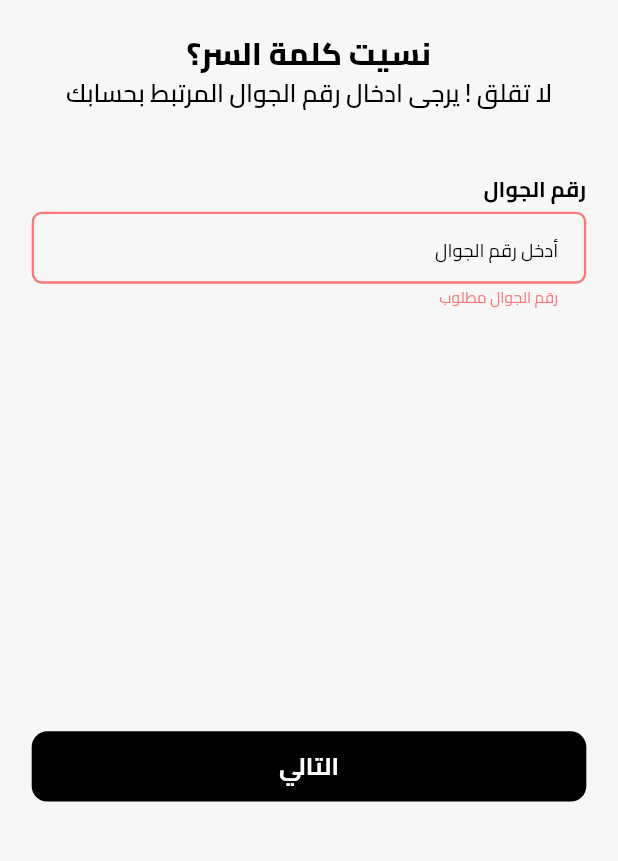
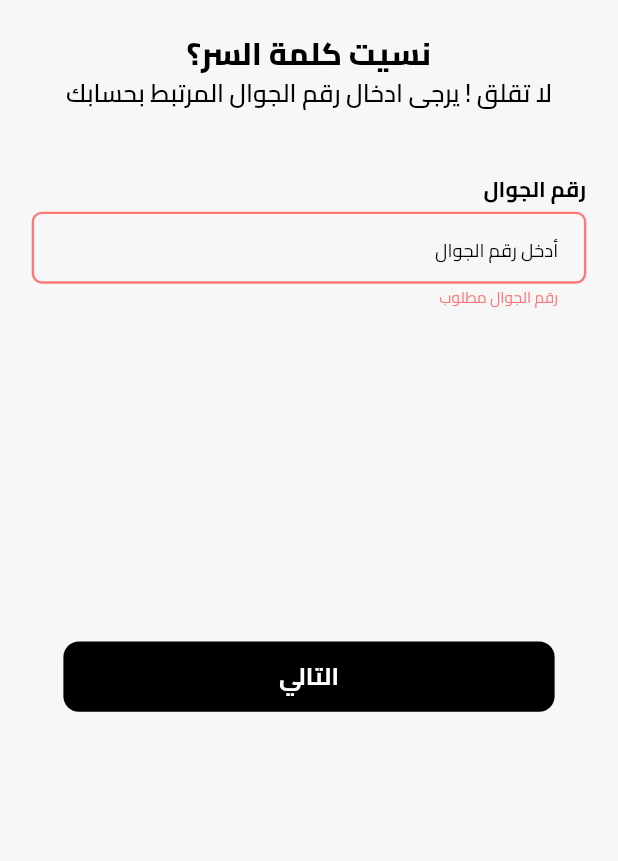
Before and after one commit to ahmed-okal/active_deer, a Flutter app: the ForgotPasswordView screen opened by its route, after a tap on "التالي", on a phone screen of 412 x 824 dp, the part 220-1081 px from its top. Run offline on Flutter 3.47's test engine with Material 3 defaults, Android fonts, the phone set to English and light mode, and no system bars; our stand-ins replace carousel_slider, connectivity_plus, curved_labeled_navigation_bar, dartz, dio, flutter_credit_card and 15 more; missing offline and left inert: moyasar, wheel_picker; accounts and stored records are empty.

Commit message:
feat: implement forgot password feature with its UI, controller, entity, and dependency injection bindings.

```diff
--- a/lib/feature/auth/domain/entities/forget_password_entity.dart
+++ b/lib/feature/auth/domain/entities/forget_password_entity.dart
@@ -1,10 +1,10 @@
 import '../../../../core/services/use_case.dart';
 
 class ForgetPasswordEntity extends Param {
-  final String phoneNumber;
+  final String mobile;
 
-  ForgetPasswordEntity({required this.phoneNumber, required super.loading});
+  ForgetPasswordEntity({required this.mobile, required super.loading});
   Map<String, dynamic> toJson() {
-    return {'phoneNumber': phoneNumber};
+    return {'mobile': mobile};
   }
 }
--- a/lib/feature/auth/presentation/getx/bindings/login_binding.dart
+++ b/lib/feature/auth/presentation/getx/bindings/login_binding.dart
@@ -21,7 +21,9 @@ class LoginBinding extends Bindings {
       () => SignUpController(InjectionController().getIt()),
     );
     Get.lazyPut<DatePickerController>(() => DatePickerController());
-    Get.lazyPut<ForgotPasswordController>(() => ForgotPasswordController());
+    Get.lazyPut<ForgotPasswordController>(
+      () => ForgotPasswordController(InjectionController().getIt()),
+    );
     Get.lazyPut<EnterPinController>(() => EnterPinController());
     Get.lazyPut<CreateNewPasswordController>(
       () => CreateNewPasswordController(),
--- a/lib/feature/auth/presentation/getx/controllers/forgot_password_controller.dart
+++ b/lib/feature/auth/presentation/getx/controllers/forgot_password_controller.dart
@@ -1,10 +1,40 @@
+import 'package:active_deer/feature/auth/data/models/forget_password_model.dart';
 import 'package:flutter/material.dart';
 import 'package:get/get.dart';
+
+import '../../../domain/entities/forget_password_entity.dart';
+import '../../../domain/use_case/forget_password_use_case.dart';
 
 class ForgotPasswordController extends GetxController {
   final TextEditingController phoneController = TextEditingController();
   final GlobalKey<FormState> formKey = GlobalKey<FormState>();
 
+  final RxBool isLoading = false.obs;
+  ForgetPasswordModel? forgetPasswordModel = ForgetPasswordModel();
+  final ForgetPasswordUseCase forgetPasswordUseCase;
+
+  ForgotPasswordController(this.forgetPasswordUseCase);
+
+  Future<void> forgotPassword() async {
+    if (!validateForm()) return;
+    isLoading.value = true;
+    final result = await forgetPasswordUseCase.call(
+      forgetPasswordEntity: ForgetPasswordEntity(
+        mobile: phoneController.text,
+        loading: isLoading,
+      ),
+    );
+    result.fold(
+      (failure) {
+        isLoading.value = false;
+      },
+      (data) {
+        isLoading.value = false;
+        forgetPasswordModel = data;
+      },
+    );
+  }
+
   bool validateForm() {
     return formKey.currentState?.validate() ?? false;
   }
--- a/lib/feature/auth/presentation/views/forgot_password_view.dart
+++ b/lib/feature/auth/presentation/views/forgot_password_view.dart
@@ -1,11 +1,10 @@
 import 'package:active_deer/core/utils/app_padding.dart';
 import 'package:active_deer/core/widgets/custom_primary_button.dart';
+import 'package:active_deer/core/widgets/loading_widget.dart';
 import 'package:active_deer/feature/auth/presentation/views/widgets/auth_field.dart';
 import 'package:flutter/material.dart';
 import 'package:flutter/services.dart';
 import 'package:get/get.dart';
-
-import '../../../../core/routes/app_pages.dart';
 import '../../../../core/theme/app_text_theme.dart';
 import '../../../../core/utils/app_validation.dart';
 import '../../../../core/utils/size_config.dart';
@@ -18,37 +17,10 @@ class ForgotPasswordView extends GetView<ForgotPasswordController> {
   @override
   Widget build(BuildContext context) {
     return Scaffold(
-      floatingActionButtonLocation: FloatingActionButtonLocation.centerFloat,
-      floatingActionButton: Builder(
-        builder: (context) {
-          final isKeyboardOpen = MediaQuery.of(context).viewInsets.bottom > 0;
-
-          return isKeyboardOpen
-              ? const SizedBox.shrink()
-              : Padding(
-                  padding: EdgeInsetsDirectional.only(
-                    bottom: AppSize.getHeight(130),
-                    start: AppSize.getWidth(20),
-                    end: AppSize.getWidth(20),
-                  ),
-                  child: CustomPrimaryButton(
-                    title: 'next'.tr,
-                    onTap: () {
-                      if (controller.validateForm()) {
-                        Get.toNamed(
-                          Routes.enterPin,
-                          arguments: {
-                            'phone': controller.phoneController.text,
-                            'flow': 'forgotPassword',
-                          },
-                        );
-                      }
-                    },
-                  ),
-                );
-        },
-      ),
-      body: SafeArea(
+      body: Obx(
+        () => controller.isLoading.value
+            ? const LoadingWidget()
+            : SafeArea(
                 top: false,
                 child: CustomScrollView(
                   slivers: <Widget>[
@@ -79,12 +51,27 @@ class ForgotPasswordView extends GetView<ForgotPasswordController> {
                                 hintText: 'enterPhoneNumber'.tr,
                                 controller: controller.phoneController,
                                 isObscure: false,
-                        validator: (value) => AppValidation.phoneNumber(value),
+                                validator: (value) =>
+                                    AppValidation.phoneNumber(value),
                                 textInputAction: TextInputAction.done,
                                 keyboardType: TextInputType.phone,
                                 inputFormatters: [
                                   FilteringTextInputFormatter.digitsOnly,
                                 ],
+                              ),
+                            ),
+                            SizedBox(height: AppSize.getHeight(230)),
+                            Padding(
+                              padding: EdgeInsetsDirectional.only(
+                                bottom: AppSize.getHeight(130),
+                                start: AppSize.getWidth(20),
+                                end: AppSize.getWidth(20),
+                              ),
+                              child: CustomPrimaryButton(
+                                title: 'next'.tr,
+                                onTap: () {
+                                  controller.forgotPassword();
+                                },
                               ),
                             ),
                           ],
@@ -94,6 +81,7 @@ class ForgotPasswordView extends GetView<ForgotPasswordController> {
                   ],
                 ),
               ),
+      ),
     );
   }
 }
--- a/lib/injection_controller.dart
+++ b/lib/injection_controller.dart
@@ -9,12 +9,16 @@ import 'package:active_deer/feature/payment/domain/repositories/delete_card_repo
 import 'package:get/get.dart';
 import 'package:get_it/get_it.dart';
 
+import 'feature/auth/data/remote/forget_password_remote_data_source.dart';
 import 'feature/auth/data/remote/log_in_remote_data_source.dart';
 import 'feature/auth/data/remote/sign_up_remote_data_source.dart';
+import 'feature/auth/data/repo_impl/forget_password_repo_impl.dart';
 import 'feature/auth/data/repo_impl/log_in_repo_impl.dart';
 import 'feature/auth/data/repo_impl/sign_up_repo_impl.dart';
+import 'feature/auth/domain/repo/forget_password_repo.dart';
 import 'feature/auth/domain/repo/log_in_repo.dart';
 import 'feature/auth/domain/repo/sign_up_repo.dart';
+import 'feature/auth/domain/use_case/forget_password_use_case.dart';
 import 'feature/auth/domain/use_case/log_in_use_case.dart';
 import 'feature/auth/domain/use_case/sign_up_use_case.dart';
 import 'feature/payment/data/remote_data_sources/get_card_remote_data_source.dart';
@@ -81,5 +85,14 @@ class InjectionController {
     getIt.registerLazySingleton<LogInRemoteDataSource>(
       () => LogInRemoteDataSourceImpl(getIt()),
     );
+    getIt.registerLazySingleton<ForgetPasswordRepo>(
+      () => ForgetPasswordRepoImpl(getIt()),
+    );
+    getIt.registerLazySingleton<ForgetPasswordUseCase>(
+      () => ForgetPasswordUseCase(getIt()),
+    );
+    getIt.registerLazySingleton<ForgetPasswordRemoteDataSource>(
+      () => ForgetPasswordRemoteDataSourceImpl(getIt()),
+    );
   }
 }
```
Lines whose indentation alone changed are shown as unchanged.
